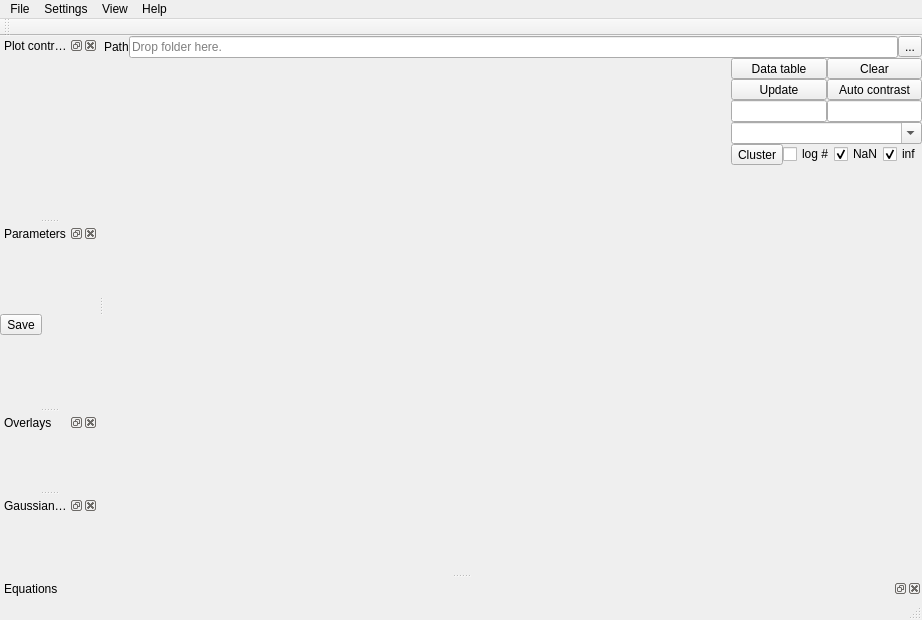
This is ndxplorer/plot_main.ui in Fluorescence-Tools/ndxplorer as Qt 5 draws it before an edit. The edited form follows.
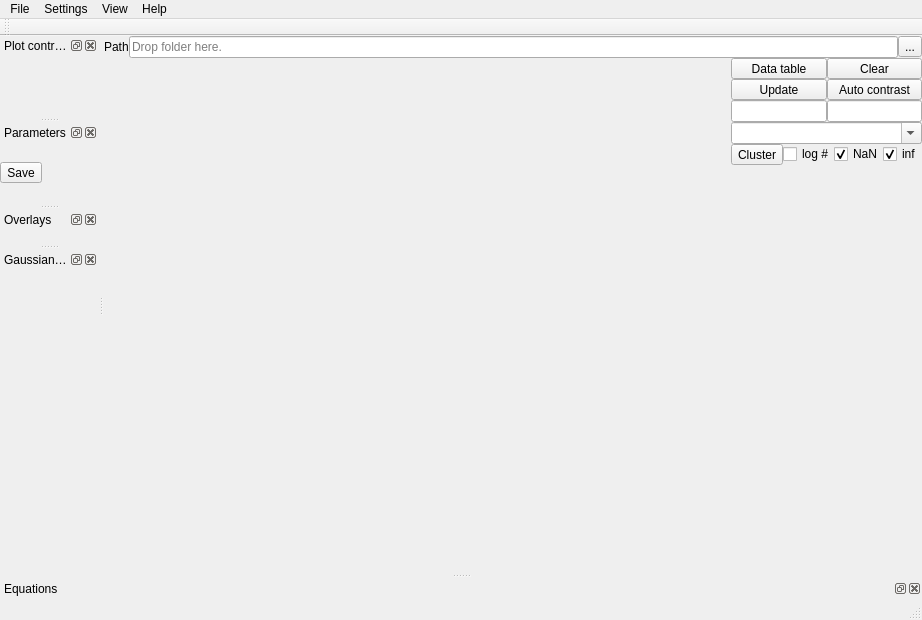
This is the edited form. Icons and pictures are not drawn.

Commit message: Set minimum size for Gaussian Fit dock widget in UI configuration.

Patch:
```diff
--- a/ndxplorer/plot_main.ui
+++ b/ndxplorer/plot_main.ui
@@ -717,6 +717,12 @@
    </attribute>
   </widget>
   <widget class="QDockWidget" name="dockWidget_Fit">
+   <property name="minimumSize">
+    <size>
+     <width>80</width>
+     <height>180</height>
+    </size>
+   </property>
    <property name="windowTitle">
     <string>Gaussian Fit</string>
    </property>
```
